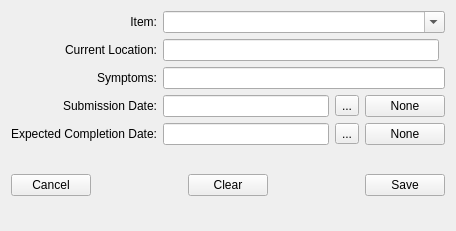
aumanimationstudios/Grantha, file GUI/uiFiles/Repair.ui: the form before one commit.
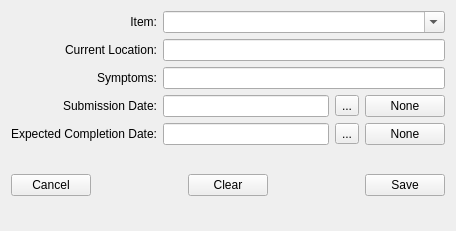
The form after the commit.

```diff
--- a/GUI/uiFiles/Repair.ui
+++ b/GUI/uiFiles/Repair.ui
@@ -247,7 +247,7 @@
      </property>
     </widget>
    </item>
-   <item row="1" column="1">
+   <item row="1" column="1" colspan="2">
     <widget class="QLineEdit" name="locationBox">
      <property name="text">
       <string/>
```
